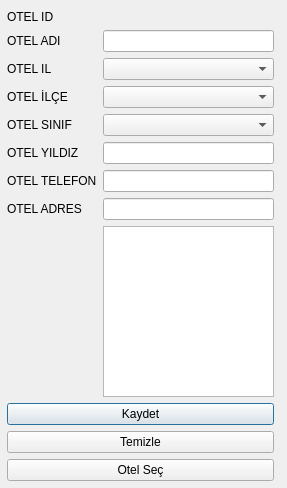
The window that GUI/Otel.ui (ibrahimediz/Python10DesktopProje) describes before a commit, drawn with Qt 5.
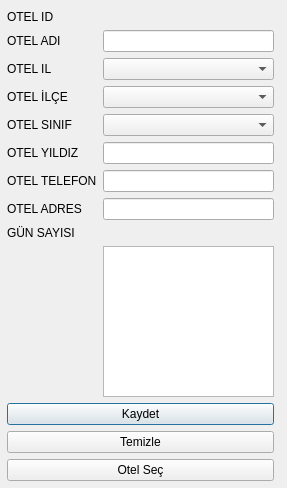
The same window after the commit.

Patch:
```diff
--- a/GUI/Otel.ui
+++ b/GUI/Otel.ui
@@ -113,30 +113,44 @@
     <item row="7" column="1">
      <widget class="QLineEdit" name="txtAdres"/>
     </item>
-    <item row="9" column="0" colspan="2">
+    <item row="11" column="0" colspan="2">
      <widget class="QPushButton" name="btKaydet">
       <property name="text">
        <string>Kaydet</string>
       </property>
      </widget>
     </item>
-    <item row="10" column="0" colspan="2">
+    <item row="12" column="0" colspan="2">
      <widget class="QPushButton" name="btTemizle">
       <property name="text">
        <string>Temizle</string>
       </property>
      </widget>
     </item>
-    <item row="8" column="1">
+    <item row="9" column="1">
      <widget class="QListWidget" name="otelListe"/>
     </item>
-    <item row="11" column="0" colspan="2">
+    <item row="13" column="0" colspan="2">
      <widget class="QPushButton" name="btOtelSec">
       <property name="text">
        <string>Otel Seç</string>
       </property>
      </widget>
     </item>
+    <item row="8" column="1">
+     <widget class="QLabel" name="lblGun">
+      <property name="text">
+       <string/>
+      </property>
+     </widget>
+    </item>
+    <item row="8" column="0">
+     <widget class="QLabel" name="label_9">
+      <property name="text">
+       <string>GÜN SAYISI</string>
+      </property>
+     </widget>
+    </item>
    </layout>
   </widget>
  </widget>
```
